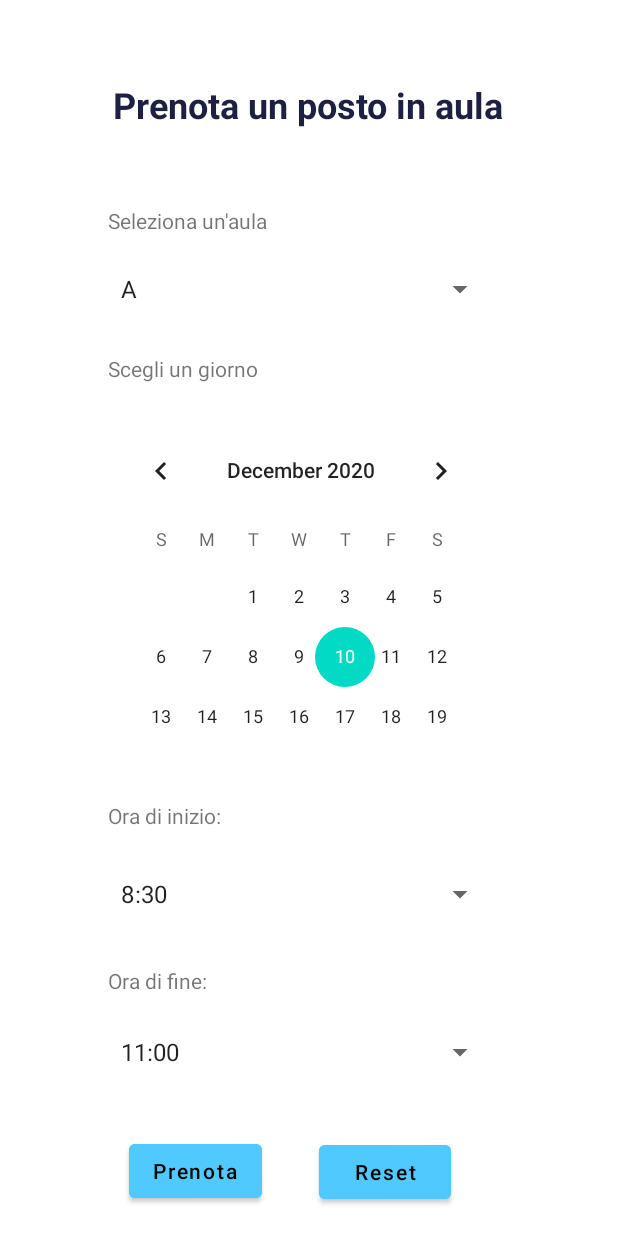
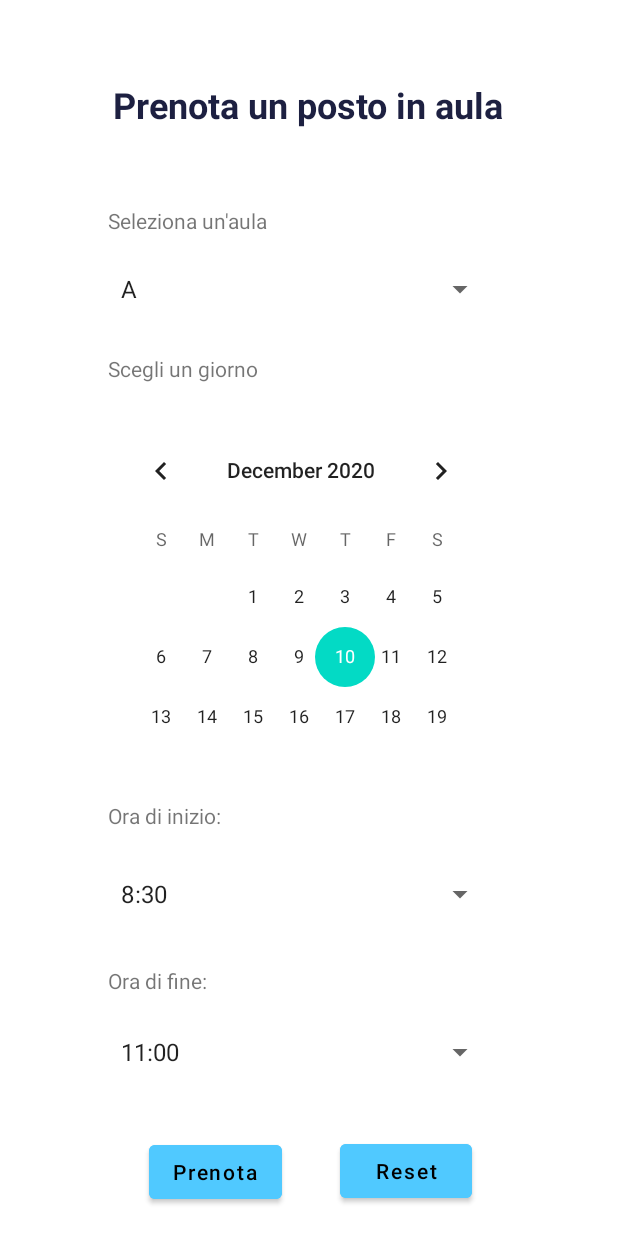
Before and after one commit to uniroompoliba/UniroomDev, an Android app: the prenotazStudActivity screen opened directly, with no data from a screen before it, on a phone screen of 412 x 824 dp. Run offline under Robolectric (Android 15) with nearby library versions, the phone set to English and light mode, and no system bars; Roboto replaces fonts that are not available here.

```diff
--- a/app/src/main/res/layout/activity_prenotaz_stud.xml
+++ b/app/src/main/res/layout/activity_prenotaz_stud.xml
@@ -146,10 +146,10 @@
                 android:textColor="#000000"
                 app:layout_constraintBottom_toBottomOf="parent"
                 app:layout_constraintEnd_toEndOf="parent"
-                app:layout_constraintHorizontal_bias="0.267"
+                app:layout_constraintHorizontal_bias="0.308"
                 app:layout_constraintStart_toStartOf="parent"
                 app:layout_constraintTop_toTopOf="parent"
-                app:layout_constraintVertical_bias="0.975" />
+                app:layout_constraintVertical_bias="0.976" />
 
             <Button
                 android:id="@+id/resPrenS"
@@ -161,10 +161,10 @@
                 android:textColor="#000000"
                 app:layout_constraintBottom_toBottomOf="parent"
                 app:layout_constraintEnd_toEndOf="parent"
-                app:layout_constraintHorizontal_bias="0.656"
+                app:layout_constraintHorizontal_bias="0.699"
                 app:layout_constraintStart_toStartOf="parent"
                 app:layout_constraintTop_toTopOf="parent"
-                app:layout_constraintVertical_bias="0.976" />
+                app:layout_constraintVertical_bias="0.975" />
 
         </androidx.constraintlayout.widget.ConstraintLayout>
 
--- a/app/src/main/res/values-night/themes.xml
+++ b/app/src/main/res/values-night/themes.xml
@@ -4,7 +4,7 @@
         <!-- Primary brand color. -->
         <item name="colorPrimary">@color/purple_200</item>
         <item name="colorPrimaryVariant">@color/purple_700</item>
-        <item name="colorOnPrimary">@color/black</item>
+        <item name="colorOnPrimary">@color/white</item>
         <!-- Secondary brand color. -->
         <item name="colorSecondary">@color/teal_200</item>
         <item name="colorSecondaryVariant">@color/teal_200</item>
```
